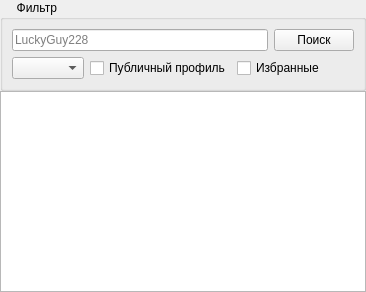
Above: AraSteamManager/forms/main/formfriends.ui from Arankir/AraSteamManager before the change. Below: the same form after it.
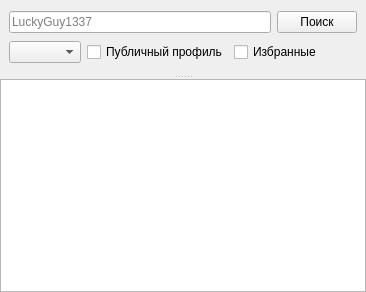
That is the form after the change. Custom widgets are drawn as their Qt base class.

```diff
--- a/AraSteamManager/forms/main/formfriends.ui
+++ b/AraSteamManager/forms/main/formfriends.ui
@@ -30,17 +30,18 @@
     <number>0</number>
    </property>
    <item>
-    <widget class="QGroupBox" name="groupBoxFilter">
-     <property name="title">
-      <string>     Фильтр</string>
+    <widget class="QSplitter" name="splitter">
+     <property name="orientation">
+      <enum>Qt::Vertical</enum>
      </property>
+     <widget class="QFrame" name="frameFilter">
      <layout class="QVBoxLayout" name="_2">
       <item>
        <layout class="QHBoxLayout" name="horizontalLayout_2">
         <item>
          <widget class="MyLineEdit" name="lineEditName">
           <property name="placeholderText">
-           <string>LuckyGuy228</string>
+            <string>LuckyGuy1337</string>
           </property>
          </widget>
         </item>
@@ -99,9 +100,8 @@
       </item>
      </layout>
     </widget>
-   </item>
-   <item>
     <widget class="QTableView" name="tableFriends"/>
+    </widget>
    </item>
   </layout>
  </widget>
```
Lines whose indentation alone changed are shown as unchanged.
